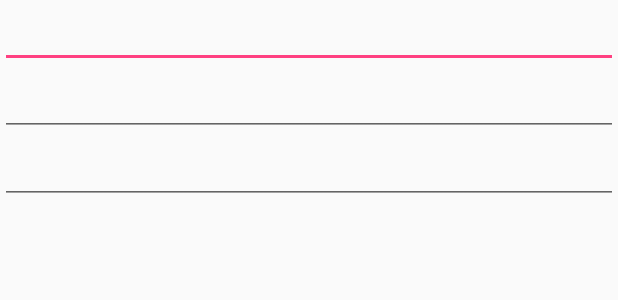
After one commit to stock17/WeightLoser, an Android app: the layout dialog_add_item.xml on its own in the app's theme, with its tools: preview values and no code run, on a phone screen of 412 x 824 dp. The commit adds this screen. Shown: the top 300 px of the screen. Run offline under Robolectric (Android 15) with nearby library versions, the phone set to English and light mode, and no system bars.

```diff
--- /dev/null
+++ b/app/src/main/res/layout/dialog_add_item.xml
@@ -0,0 +1,21 @@
+<?xml version="1.0" encoding="utf-8"?>
+<LinearLayout xmlns:android="http://schemas.android.com/apk/res/android"
+    android:orientation="vertical" android:layout_width="match_parent"
+    android:layout_height="match_parent">
+
+    <EditText
+        android:id="@+id/et_add_item_name"
+        android:layout_width="match_parent"
+        android:layout_height="wrap_content" />
+
+    <EditText
+        android:id="@+id/et_add_item_unit"
+        android:layout_width="match_parent"
+        android:layout_height="wrap_content" />
+
+    <EditText
+        android:id="@+id/et_add_item_value"
+        android:layout_width="match_parent"
+        android:layout_height="wrap_content" />
+
+</LinearLayout>
--- a/app/src/main/res/menu/menu_food_activity.xml
+++ b/app/src/main/res/menu/menu_food_activity.xml
@@ -3,5 +3,7 @@
     <item
         android:id="@+id/item_drop_food_table"
         android:title="DROP TABLE"/>
+    <item android:id="@+id/item_remove_food_table"
+        android:title="REMOVE"/>
 
 </menu>
```
Also changed, not shown: app/src/main/java/com/yurima/weightloser/FoodActivity.java (+29 -1 lines), app/src/main/res/layout/dialog_remove_item.xml (added, +10 -0 lines).
